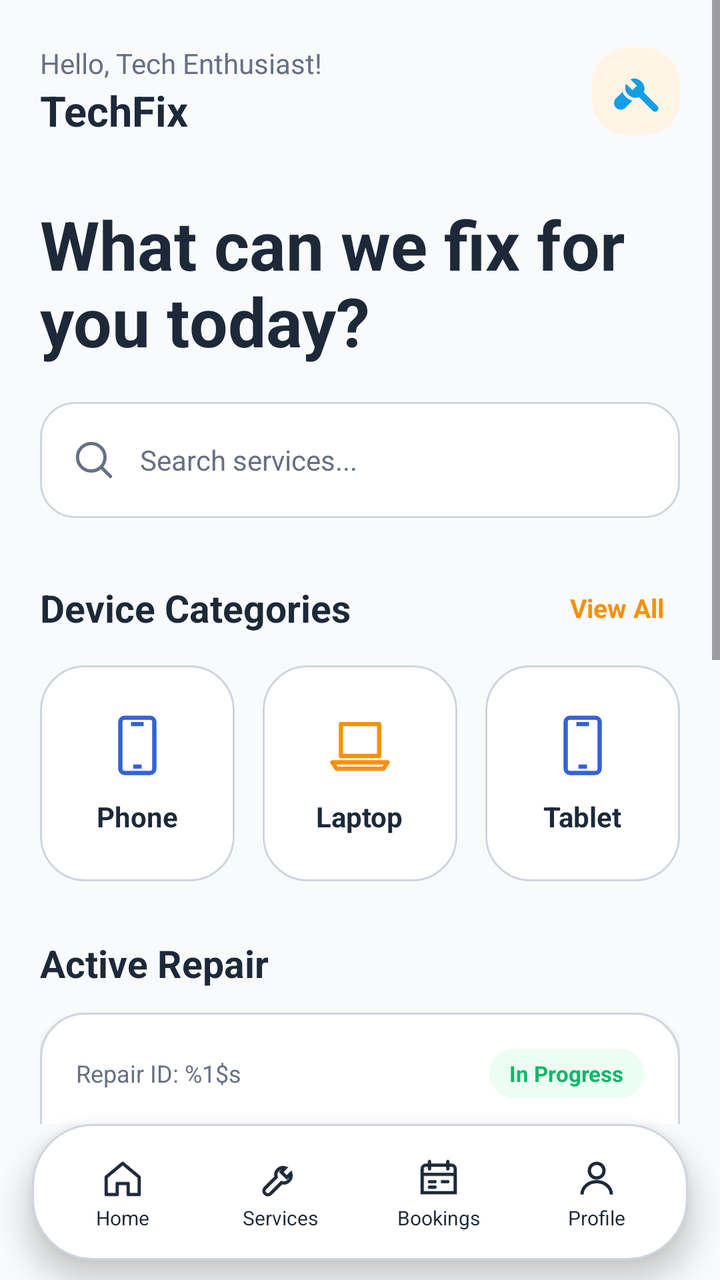
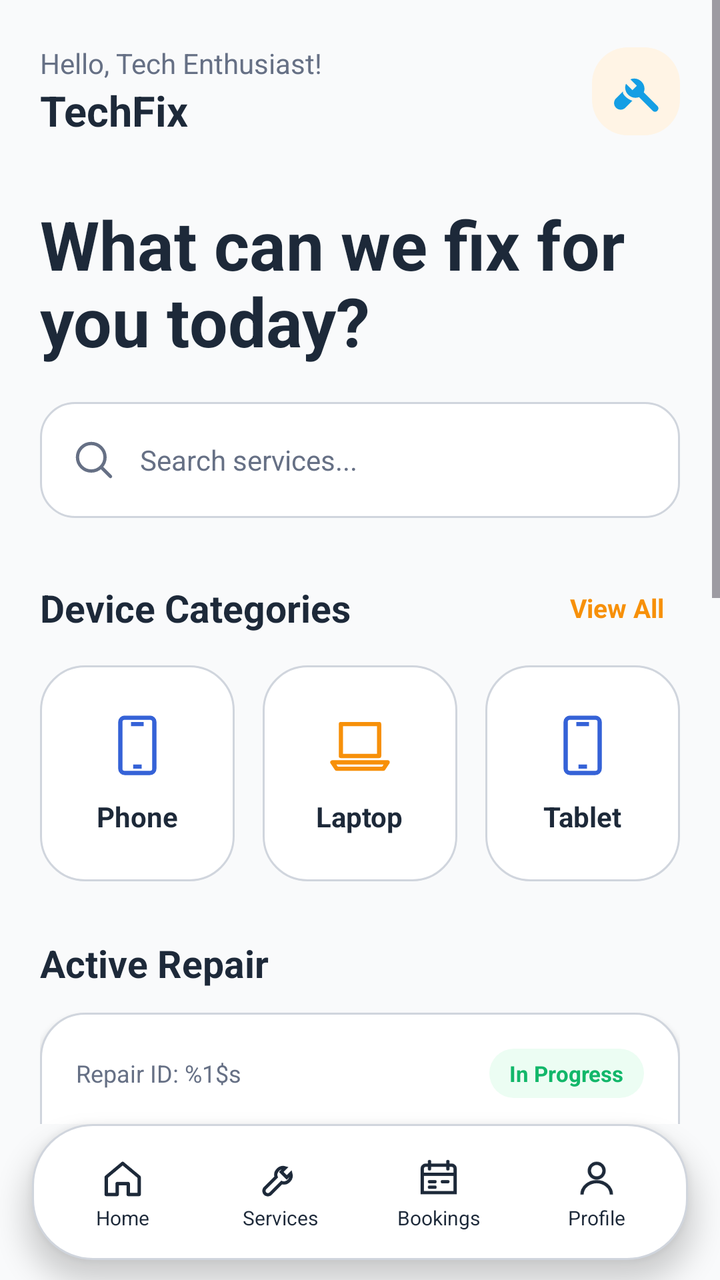

Two renders of the same Android screen: before a commit and after it. Below are the layout's source before the change and the commit's diff.
<!-- AndroidManifest.xml: application theme Theme.TechFix -->
<!-- res/layout/activity_customer_home.xml -->
<?xml version="1.0" encoding="utf-8" ?>
<LinearLayout
    xmlns:android="http://schemas.android.com/apk/res/android"
    xmlns:tools="http://schemas.android.com/tools"
    android:id="@+id/main"
    android:layout_width="match_parent"
    android:layout_height="match_parent"
    android:background="@color/customer_bg"
    android:orientation="vertical"
    tools:context=".CustomerHomeActivity"
>
    <ScrollView
        android:layout_width="match_parent"
        android:layout_height="0dp"
        android:layout_weight="1"
        android:clipToPadding="false"
        android:fillViewport="true"
        android:overScrollMode="never"
    >
        <LinearLayout
            android:layout_width="match_parent"
            android:layout_height="wrap_content"
            android:orientation="vertical"
            android:paddingStart="20dp"
            android:paddingTop="22dp"
            android:paddingEnd="20dp"
            android:paddingBottom="24dp"
        >
            <LinearLayout
                android:layout_width="match_parent"
                android:layout_height="wrap_content"
                android:gravity="center_vertical"
                android:orientation="horizontal"
            >
                <LinearLayout
                    android:layout_width="0dp"
                    android:layout_height="wrap_content"
                    android:layout_weight="1"
                    android:orientation="vertical"
                >
                    <TextView
                        android:layout_width="wrap_content"
                        android:layout_height="wrap_content"
                        android:text="@string/customer_greeting"
                        android:textColor="@color/customer_muted"
                        android:textSize="14sp"
                    />
                    <TextView
                        android:layout_width="wrap_content"
                        android:layout_height="wrap_content"
                        android:text="TechFix"
                        android:textColor="@color/customer_text"
                        android:textSize="21sp"
                        android:textStyle="bold"
                    />
                </LinearLayout>
                <ImageView
                    android:layout_width="44dp"
                    android:layout_height="44dp"
                    android:background="@drawable/bg_customer_soft_orange"
                    android:contentDescription="@string/brand_icon_description"
                    android:padding="10dp"
                    android:src="@drawable/ic_techfix_mark"
                />
            </LinearLayout>
            <TextView
                android:layout_width="match_parent"
                android:layout_height="wrap_content"
                android:layout_marginTop="30dp"
                android:lineSpacingExtra="-2dp"
                android:text="@string/customer_question"
                android:textColor="@color/customer_text"
                android:textSize="34sp"
                android:textStyle="bold"
            />
            <LinearLayout
                android:id="@+id/searchServices"
                android:layout_width="match_parent"
                android:layout_height="58dp"
                android:layout_marginTop="18dp"
                android:background="@drawable/bg_customer_input"
                android:clickable="true"
                android:focusable="true"
                android:gravity="center_vertical"
                android:orientation="horizontal"
            >
                <ImageView
                    android:layout_width="22dp"
                    android:layout_height="22dp"
                    android:contentDescription="@string/search_services"
                    android:src="@drawable/ic_customer_search"
                />
                <TextView
                    android:layout_width="wrap_content"
                    android:layout_height="wrap_content"
                    android:layout_marginStart="12dp"
                    android:text="@string/search_services"
                    android:textColor="@color/customer_muted"
                    android:textSize="14sp"
                />
            </LinearLayout>
            <LinearLayout
                android:layout_width="match_parent"
                android:layout_height="wrap_content"
                android:layout_marginTop="28dp"
                android:gravity="center_vertical"
                android:orientation="horizontal"
            >
                <TextView
                    android:layout_width="0dp"
                    android:layout_height="wrap_content"
                    android:layout_weight="1"
                    android:text="@string/device_categories"
                    android:textColor="@color/customer_text"
                    android:textSize="19sp"
                    android:textStyle="bold"
                />
                <TextView
                    android:id="@+id/openServices"
                    android:layout_width="wrap_content"
                    android:layout_height="wrap_content"
                    android:padding="8dp"
                    android:text="@string/view_all"
                    android:textColor="@color/customer_orange"
                    android:textSize="13sp"
                    android:textStyle="bold"
                />
            </LinearLayout>
            <LinearLayout
                android:layout_width="match_parent"
                android:layout_height="wrap_content"
                android:layout_marginTop="12dp"
                android:baselineAligned="false"
                android:orientation="horizontal"
            >
                <LinearLayout
                    android:layout_width="0dp"
                    android:layout_height="108dp"
                    android:layout_marginEnd="7dp"
                    android:layout_weight="1"
                    android:background="@drawable/bg_customer_card"
                    android:gravity="center"
                    android:orientation="vertical"
                >
                    <ImageView
                        android:layout_width="34dp"
                        android:layout_height="34dp"
                        android:src="@drawable/ic_customer_phone"
                    />
                    <TextView
                        android:layout_width="wrap_content"
                        android:layout_height="wrap_content"
                        android:layout_marginTop="9dp"
                        android:text="@string/phone"
                        android:textColor="@color/customer_text"
                        android:textStyle="bold"
                    />
                </LinearLayout>
                <LinearLayout
                    android:layout_width="0dp"
                    android:layout_height="108dp"
                    android:layout_marginStart="7dp"
                    android:layout_marginEnd="7dp"
                    android:layout_weight="1"
                    android:background="@drawable/bg_customer_card"
                    android:gravity="center"
                    android:orientation="vertical"
                >
                    <ImageView
                        android:layout_width="34dp"
                        android:layout_height="34dp"
                        android:src="@drawable/ic_customer_laptop"
                    />
                    <TextView
                        android:layout_width="wrap_content"
                        android:layout_height="wrap_content"
                        android:layout_marginTop="9dp"
                        android:text="@string/laptop"
                        android:textColor="@color/customer_text"
                        android:textStyle="bold"
                    />
                </LinearLayout>
                <LinearLayout
                    android:layout_width="0dp"
                    android:layout_height="108dp"
                    android:layout_marginStart="7dp"
                    android:layout_weight="1"
                    android:background="@drawable/bg_customer_card"
                    android:gravity="center"
                    android:orientation="vertical"
                >
                    <ImageView
                        android:layout_width="34dp"
                        android:layout_height="34dp"
                        android:src="@drawable/ic_customer_phone"
                    />
                    <TextView
                        android:layout_width="wrap_content"
                        android:layout_height="wrap_content"
                        android:layout_marginTop="9dp"
                        android:text="@string/tablet"
                        android:textColor="@color/customer_text"
                        android:textStyle="bold"
                    />
                </LinearLayout>
            </LinearLayout>
            <TextView
                android:layout_width="wrap_content"
                android:layout_height="wrap_content"
                android:layout_marginTop="28dp"
                android:text="@string/active_repair"
                android:textColor="@color/customer_text"
                android:textSize="19sp"
                android:textStyle="bold"
            />
            <LinearLayout
                android:id="@+id/activeRepairCard"
                android:layout_width="match_parent"
                android:layout_height="wrap_content"
                android:layout_marginTop="12dp"
                android:background="@drawable/bg_customer_card"
                android:clickable="true"
                android:elevation="2dp"
                android:focusable="true"
                android:orientation="vertical"
                android:padding="18dp"
            >
                <LinearLayout
                    android:layout_width="match_parent"
                    android:layout_height="wrap_content"
                    android:gravity="center_vertical"
                    android:orientation="horizontal"
                >
                    <TextView
                        android:id="@+id/tvActiveRepairId"
                        android:layout_width="0dp"
                        android:layout_height="wrap_content"
                        android:layout_weight="1"
                        android:text="@string/repair_id"
                        android:textColor="@color/customer_muted"
                        android:textSize="12sp"
                    />
                    <TextView
                        android:id="@+id/tvActiveRepairStatus"
                        android:layout_width="wrap_content"
                        android:layout_height="wrap_content"
                        android:background="@drawable/bg_status_success"
                        android:text="@string/repair_in_progress"
                        android:textColor="@color/customer_success"
                        android:textSize="11sp"
                        android:textStyle="bold"
                    />
                </LinearLayout>
                <TextView
                    android:id="@+id/tvActiveRepairSummary"
                    android:layout_width="match_parent"
                    android:layout_height="wrap_content"
                    android:layout_marginTop="14dp"
                    android:text="@string/repair_active_summary"
                    android:textColor="@color/customer_text"
                    android:textSize="16sp"
                    android:textStyle="bold"
                />
                <View
                    android:layout_width="match_parent"
                    android:layout_height="6dp"
                    android:layout_marginTop="18dp"
                    android:background="@color/customer_orange_soft"
                />
                <View
                    android:layout_width="230dp"
                    android:layout_height="6dp"
                    android:layout_marginTop="-6dp"
                    android:background="@color/customer_orange"
                />
                <TextView
                    android:layout_width="wrap_content"
                    android:layout_height="wrap_content"
                    android:layout_marginTop="16dp"
                    android:text="@string/view_details"
                    android:textColor="@color/customer_orange"
                    android:textStyle="bold"
                />
            </LinearLayout>
            <TextView
                android:layout_width="wrap_content"
                android:layout_height="wrap_content"
                android:layout_marginTop="28dp"
                android:text="@string/popular_services"
                android:textColor="@color/customer_text"
                android:textSize="19sp"
                android:textStyle="bold"
            />
            <LinearLayout
                android:id="@+id/popularService"
                android:layout_width="match_parent"
                android:layout_height="86dp"
                android:layout_marginTop="12dp"
                android:background="@drawable/bg_customer_card"
                android:clickable="true"
                android:focusable="true"
                android:gravity="center_vertical"
                android:orientation="horizontal"
                android:padding="14dp"
            >
                <ImageView
                    android:layout_width="54dp"
                    android:layout_height="54dp"
                    android:background="@drawable/bg_customer_soft_blue"
                    android:padding="11dp"
                    android:src="@drawable/ic_customer_phone"
                />
                <LinearLayout
                    android:layout_width="0dp"
                    android:layout_height="wrap_content"
                    android:layout_marginStart="14dp"
                    android:layout_weight="1"
                    android:orientation="vertical"
                >
                    <TextView
                        android:id="@+id/tvPopularServiceName"
                        android:layout_width="wrap_content"
                        android:layout_height="wrap_content"
                        android:text="@string/screen_replacement"
                        android:textColor="@color/customer_text"
                        android:textSize="15sp"
                        android:textStyle="bold"
                    />
                    <TextView
                        android:id="@+id/tvPopularServiceMeta"
                        android:layout_width="wrap_content"
                        android:layout_height="wrap_content"
                        android:layout_marginTop="5dp"
                        android:text="From LKR 8,500 · 1–2 hours"
                        android:textColor="@color/customer_muted"
                        android:textSize="12sp"
                    />
                </LinearLayout>
                <TextView
                    android:layout_width="wrap_content"
                    android:layout_height="wrap_content"
                    android:text="›"
                    android:textColor="@color/customer_text"
                    android:textSize="30sp"
                />
            </LinearLayout>
            <LinearLayout
                android:id="@+id/openRepairGallery"
                android:layout_width="match_parent"
                android:layout_height="86dp"
                android:layout_marginTop="14dp"
                android:background="@drawable/bg_customer_card"
                android:clickable="true"
                android:focusable="true"
                android:gravity="center_vertical"
                android:orientation="horizontal"
                android:padding="14dp"
            >
                <ImageView
                    android:layout_width="54dp"
                    android:layout_height="54dp"
                    android:background="@drawable/bg_customer_soft_orange"
                    android:padding="11dp"
                    android:src="@drawable/ic_customer_services"
                />
                <LinearLayout
                    android:layout_width="0dp"
                    android:layout_height="wrap_content"
                    android:layout_marginStart="14dp"
                    android:layout_weight="1"
                    android:orientation="vertical"
                >
                    <TextView
                        android:layout_width="wrap_content"
                        android:layout_height="wrap_content"
                        android:text="Repaired-device samples"
                        android:textColor="@color/customer_text"
                        android:textSize="15sp"
                        android:textStyle="bold"
                    />
                    <TextView
                        android:layout_width="wrap_content"
                        android:layout_height="wrap_content"
                        android:layout_marginTop="5dp"
                        android:text="See real repairs captured by TechFix"
                        android:textColor="@color/customer_muted"
                        android:textSize="12sp"
                    />
                </LinearLayout>
                <TextView
                    android:layout_width="wrap_content"
                    android:layout_height="wrap_content"
                    android:text="›"
                    android:textColor="@color/customer_orange"
                    android:textSize="30sp"
                />
            </LinearLayout>
        </LinearLayout>
    </ScrollView>
    <include layout="@layout/view_customer_bottom_nav" />
</LinearLayout>
<!-- res/layout/view_customer_bottom_nav.xml (included above) -->
<?xml version="1.0" encoding="utf-8" ?>
<LinearLayout
    xmlns:android="http://schemas.android.com/apk/res/android"
    android:id="@+id/customerBottomNav"
    android:layout_width="match_parent"
    android:layout_height="68dp"
    android:layout_marginStart="16dp"
    android:layout_marginEnd="16dp"
    android:layout_marginBottom="10dp"
    android:background="@drawable/bg_customer_nav"
    android:elevation="8dp"
    android:gravity="center"
    android:orientation="horizontal"
    android:padding="6dp"
>
    <LinearLayout android:id="@+id/navHome" style="@style/CustomerNavItem">
        <ImageView
            android:id="@+id/navHomeIcon"
            style="@style/CustomerNavIcon"
            android:contentDescription="@string/nav_home"
            android:src="@drawable/ic_customer_home"
        />
        <TextView
            android:id="@+id/navHomeLabel"
            style="@style/CustomerNavLabel"
            android:text="@string/nav_home"
        />
    </LinearLayout>
    <LinearLayout android:id="@+id/navServices" style="@style/CustomerNavItem">
        <ImageView
            android:id="@+id/navServicesIcon"
            style="@style/CustomerNavIcon"
            android:contentDescription="@string/nav_services"
            android:src="@drawable/ic_customer_services"
        />
        <TextView
            android:id="@+id/navServicesLabel"
            style="@style/CustomerNavLabel"
            android:text="@string/nav_services"
        />
    </LinearLayout>
    <LinearLayout android:id="@+id/navBookings" style="@style/CustomerNavItem">
        <ImageView
            android:id="@+id/navBookingsIcon"
            style="@style/CustomerNavIcon"
            android:contentDescription="@string/nav_bookings"
            android:src="@drawable/ic_customer_bookings"
        />
        <TextView
            android:id="@+id/navBookingsLabel"
            style="@style/CustomerNavLabel"
            android:text="@string/nav_bookings"
        />
    </LinearLayout>
    <LinearLayout android:id="@+id/navProfile" style="@style/CustomerNavItem">
        <ImageView
            android:id="@+id/navProfileIcon"
            style="@style/CustomerNavIcon"
            android:contentDescription="@string/nav_profile"
            android:src="@drawable/ic_customer_profile"
        />
        <TextView
            android:id="@+id/navProfileLabel"
            style="@style/CustomerNavLabel"
            android:text="@string/nav_profile"
        />
    </LinearLayout>
</LinearLayout>
<!-- resources referenced by this layout -->
<resources>
  <color name="customer_bg">#F9FAFB</color>
  <color name="customer_muted">#667085</color>
  <color name="customer_orange">#F79009</color>
  <color name="customer_orange_soft">#FFF4E5</color>
  <color name="customer_success">#12B76A</color>
  <color name="customer_text">#1D2939</color>
  <!-- drawable bg_customer_card (drawable) -->
  <?xml version="1.0" encoding="utf-8" ?>
  <shape xmlns:android="http://schemas.android.com/apk/res/android" android:shape="rectangle">
      <solid android:color="@color/customer_surface" />
      <corners android:radius="22dp" />
      <stroke android:width="1dp" android:color="@color/customer_border" />
  </shape>
  <!-- drawable bg_customer_nav (drawable) -->
  <?xml version="1.0" encoding="utf-8" ?>
  <shape xmlns:android="http://schemas.android.com/apk/res/android" android:shape="rectangle">
      <solid android:color="@color/customer_surface" />
      <corners android:radius="30dp" />
      <stroke android:width="1dp" android:color="@color/customer_border" />
  </shape>
  <!-- drawable bg_customer_soft_blue (drawable) -->
  <?xml version="1.0" encoding="utf-8" ?>
  <shape xmlns:android="http://schemas.android.com/apk/res/android" android:shape="rectangle">
      <solid android:color="@color/customer_blue_soft" />
      <corners android:radius="18dp" />
  </shape>
  <!-- drawable bg_customer_soft_orange (drawable) -->
  <?xml version="1.0" encoding="utf-8" ?>
  <shape xmlns:android="http://schemas.android.com/apk/res/android" android:shape="rectangle">
      <solid android:color="@color/customer_orange_soft" />
      <corners android:radius="18dp" />
  </shape>
  <string name="active_repair">Active Repair</string>
  <string name="brand_icon_description">TechFix repair mark</string>
  <string name="customer_greeting">Hello, Tech Enthusiast!</string>
  <string name="customer_question">What can we fix for you today?</string>
  <string name="device_categories">Device Categories</string>
  <string name="laptop">Laptop</string>
  <string name="nav_bookings">Bookings</string>
  <string name="nav_home">Home</string>
  <string name="nav_profile">Profile</string>
  <string name="nav_services">Services</string>
  <string name="phone">Phone</string>
  <string name="popular_services">Popular Services</string>
  <string name="repair_active_summary">
          Our technicians are currently working on your device.
      </string>
  <string name="repair_id">Repair ID: %1$s</string>
  <string name="repair_in_progress">In Progress</string>
  <string name="screen_replacement">Screen Replacement</string>
  <string name="search_services">Search services...</string>
  <string name="tablet">Tablet</string>
  <string name="view_all">View All</string>
  <string name="view_details">View Details</string>
  <style name="CustomerNavIcon">
          <item name="android:layout_width">22dp</item>
          <item name="android:layout_height">22dp</item>
      </style>
  <style name="CustomerNavLabel">
          <item name="android:layout_width">wrap_content</item>
          <item name="android:layout_height">wrap_content</item>
          <item name="android:layout_marginTop">2dp</item>
          <item name="android:textColor">@color/customer_text</item>
          <item name="android:textSize">10sp</item>
      </style>
  <style name="Theme.TechFix" parent="Base.Theme.TechFix" />
  <color name="customer_surface">#FFFFFF</color>
  <color name="customer_border">#D0D5DD</color>
  <color name="customer_blue_soft">#EBF0FF</color>
  <color name="customer_success_soft">#ECFDF3</color>
  <color name="customer_blue">#3562D7</color>
  <color name="auth_link">#149EE4</color>
  <style name="Base.Theme.TechFix" parent="Theme.Material3.DayNight.NoActionBar">
          
      </style>
  <!-- unchanged entries left out for length: 11 -->
</resources>

<!-- the commit's change to res/layout/activity_customer_home.xml (unified diff, before → after) -->
@@ -395,6 +395,57 @@
                     android:textSize="30sp"
                 />
             </LinearLayout>
+            <LinearLayout
+                android:id="@+id/openAvailability"
+                android:layout_width="match_parent"
+                android:layout_height="86dp"
+                android:layout_marginTop="14dp"
+                android:background="@drawable/bg_customer_card"
+                android:clickable="true"
+                android:focusable="true"
+                android:gravity="center_vertical"
+                android:orientation="horizontal"
+                android:padding="14dp"
+            >
+                <ImageView
+                    android:layout_width="54dp"
+                    android:layout_height="54dp"
+                    android:background="@drawable/bg_customer_soft_blue"
+                    android:padding="11dp"
+                    android:src="@drawable/ic_customer_bookings"
+                />
+                <LinearLayout
+                    android:layout_width="0dp"
+                    android:layout_height="wrap_content"
+                    android:layout_marginStart="14dp"
+                    android:layout_weight="1"
+                    android:orientation="vertical"
+                >
+                    <TextView
+                        android:layout_width="wrap_content"
+                        android:layout_height="wrap_content"
+                        android:text="Branch availability"
+                        android:textColor="@color/customer_text"
+                        android:textSize="15sp"
+                        android:textStyle="bold"
+                    />
+                    <TextView
+                        android:layout_width="wrap_content"
+                        android:layout_height="wrap_content"
+                        android:layout_marginTop="5dp"
+                        android:text="Browse technicians and spare-part stock"
+                        android:textColor="@color/customer_muted"
+                        android:textSize="12sp"
+                    />
+                </LinearLayout>
+                <TextView
+                    android:layout_width="wrap_content"
+                    android:layout_height="wrap_content"
+                    android:text="›"
+                    android:textColor="@color/customer_blue"
+                    android:textSize="30sp"
+                />
+            </LinearLayout>
         </LinearLayout>
     </ScrollView>
     <include layout="@layout/view_customer_bottom_nav" />
